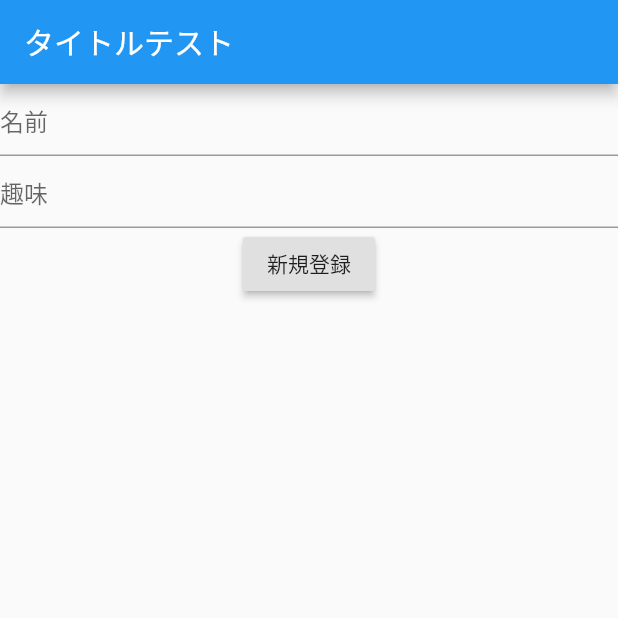
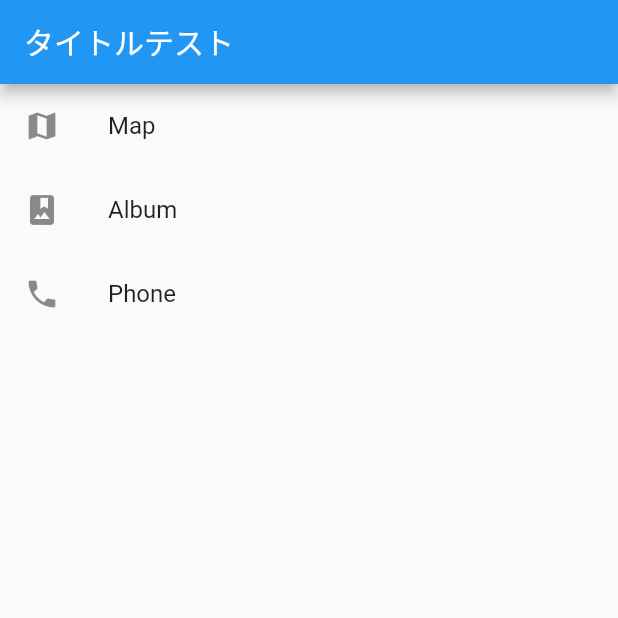
Before and after one commit to knts0/flutter_app, a Flutter app: the screen it shows after launch, on a phone screen of 412 x 824 dp, the top half of it. Run offline on Flutter 3.47's test engine with Material 2 defaults, Android fonts, the phone set to English and light mode, and no system bars.

Commit message:
add list

```diff
--- a/lib/main.dart
+++ b/lib/main.dart
@@ -62,12 +62,6 @@ class _MyHomePageState extends State<MyHomePage> {
     });
   }
 
-  final myFocusNode = FocusNode();
-
-  String name;
-
-  final myController = TextEditingController();
-
   @override
   Widget build(BuildContext context) {
     // This method is rerun every time setState is called, for instance as done
@@ -84,30 +78,22 @@ class _MyHomePageState extends State<MyHomePage> {
       ),
       body: Container(
         width: double.infinity,
-        child: Column(
-          children: [
-            TextField(
-              decoration: InputDecoration(
-                hintText: '名前',
-              ),
-              onChanged: (text) {
-                name = text;
-              }
+        child: ListView(
+          children: <Widget>[
+            ListTile(
+              leading: Icon(Icons.map),
+              title: Text('Map'),
             ),
-            TextField(
-              controller: myController,
-              decoration: InputDecoration(
-                hintText: '趣味'
-              ),
+            ListTile(
+              leading: Icon(Icons.photo_album),
+              title: Text('Album'),
             ),
-            RaisedButton(
-              child: Text('新規登録'),
-              onPressed: () {
-                final hobbyText = myController.text;
-              },
-            ),
+            ListTile(
+              leading: Icon(Icons.phone),
+              title: Text('Phone'),
+            )
           ],
-        ),
+        )
       ),
     );
   }
```
